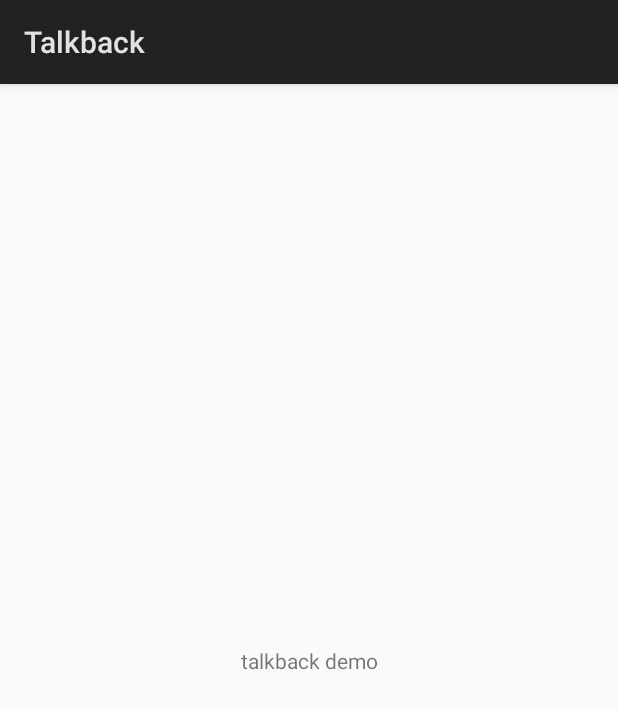
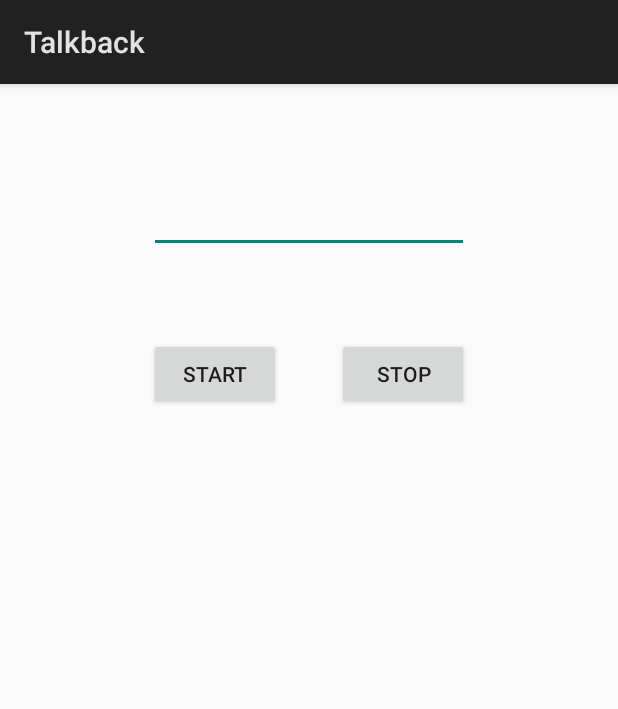
Before and after one commit to hex636b/AudioIntercom, an Android app: the screen it shows after launch (MainActivity), on a phone screen of 412 x 824 dp. Shown: the top 709 px of the screen. Run offline under Robolectric (Android 15) with nearby library versions, the phone set to English and light mode, and no system bars; 2 statements that could not run were skipped.

Commit message:
add basical jni interface

```diff
--- a/app/src/main/java/com/example/konga/MainActivity.java
+++ b/app/src/main/java/com/example/konga/MainActivity.java
@@ -2,21 +2,47 @@ package com.example.konga;
 
 import android.app.Activity;
 import android.os.Bundle;
-import android.widget.TextView;
+import android.util.Log;
+import android.view.View;
+import android.widget.Button;
 
 public class MainActivity extends Activity {
+    private static final String TAG = "MainActivity";
+    private Button mButtonStart;
+    private Button mButtonStop;
+    private Talkback mTalkback;
+
 
     @Override
     protected void onCreate(Bundle savedInstanceState) {
         super.onCreate(savedInstanceState);
         setContentView(R.layout.activity_main);
+        mButtonStart = (Button)findViewById(R.id.buttonStart);
+        mButtonStop = (Button)findViewById(R.id.buttonStop);
 
-        // Example of a call to a native method
-        TextView tv = (TextView) findViewById(R.id.sample_text);
-        tv.setText("talkback demo");
+        mButtonStart.setOnClickListener(new View.OnClickListener(){
 
-        Talkback talkback = new Talkback();
-        talkback.start();
+            @Override
+            public void onClick(View v) {
+                if(mTalkback != null ){
+                    mTalkback.stop();
+                }
+                mTalkback = new Talkback();
+                mTalkback.start();
+            }
+        });
+
+
+        mButtonStop.setOnClickListener(new View.OnClickListener(){
+
+            @Override
+            public void onClick(View v) {
+                if(mTalkback != null){
+                    mTalkback.stop();
+                }
+            }
+        });
+
     }
 
 }
--- a/app/src/main/java/com/example/konga/Talkback.java
+++ b/app/src/main/java/com/example/konga/Talkback.java
@@ -1,6 +1,12 @@
 package com.example.konga;
 
 public class Talkback {
+
+    public long nativeInstance;
     public native int start();
     public native int stop();
+
+    public Talkback() {
+        this.nativeInstance = 0;
+    }
 }
--- a/app/src/main/res/layout/activity_main.xml
+++ b/app/src/main/res/layout/activity_main.xml
@@ -1,19 +1,36 @@
 <?xml version="1.0" encoding="utf-8"?>
-<android.support.constraint.ConstraintLayout xmlns:android="http://schemas.android.com/apk/res/android"
+<android.widget.RelativeLayout xmlns:android="http://schemas.android.com/apk/res/android"
     xmlns:app="http://schemas.android.com/apk/res-auto"
     xmlns:tools="http://schemas.android.com/tools"
     android:layout_width="match_parent"
     android:layout_height="match_parent"
     tools:context=".MainActivity">
 
-    <TextView
-        android:id="@+id/sample_text"
+
+    <EditText
+        android:id="@+id/editTextUrl"
         android:layout_width="wrap_content"
         android:layout_height="wrap_content"
-        android:text=""
-        app:layout_constraintBottom_toBottomOf="parent"
-        app:layout_constraintLeft_toLeftOf="parent"
-        app:layout_constraintRight_toRightOf="parent"
-        app:layout_constraintTop_toTopOf="parent" />
+        android:layout_alignParentTop="true"
+        android:layout_centerHorizontal="true"
+        android:layout_marginTop="67dp"
+        android:ems="10"
+        android:inputType="textPersonName" />
 
-</android.support.constraint.ConstraintLayout>
+    <Button
+        android:id="@+id/buttonStart"
+        android:layout_width="wrap_content"
+        android:layout_height="wrap_content"
+        android:layout_alignStart="@+id/editTextUrl"
+        android:layout_alignParentTop="true"
+        android:layout_marginTop="169dp"
+        android:text="Start" />
+
+    <Button
+        android:id="@+id/buttonStop"
+        android:layout_width="wrap_content"
+        android:layout_height="wrap_content"
+        android:layout_alignTop="@+id/buttonStart"
+        android:layout_alignEnd="@+id/editTextUrl"
+        android:text="Stop" />
+</android.widget.RelativeLayout>
```
Also changed, not shown: 1 other file.
